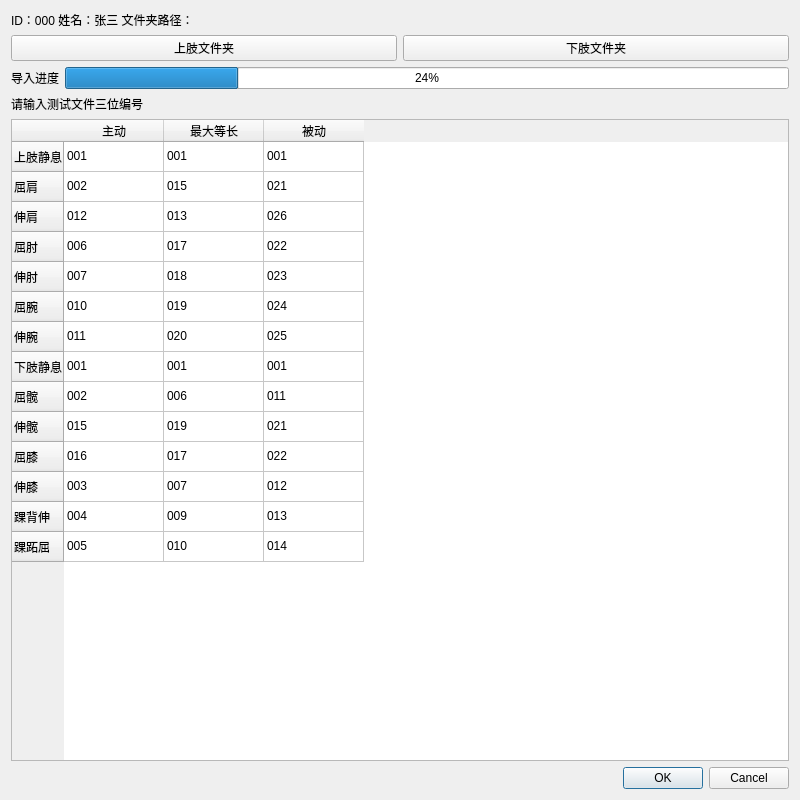
Before: the Qt Designer form code/ui_design/t_file_cfg.ui in wangzhengtao1993/MotorAbilityAnalysis, drawn with Qt 5.
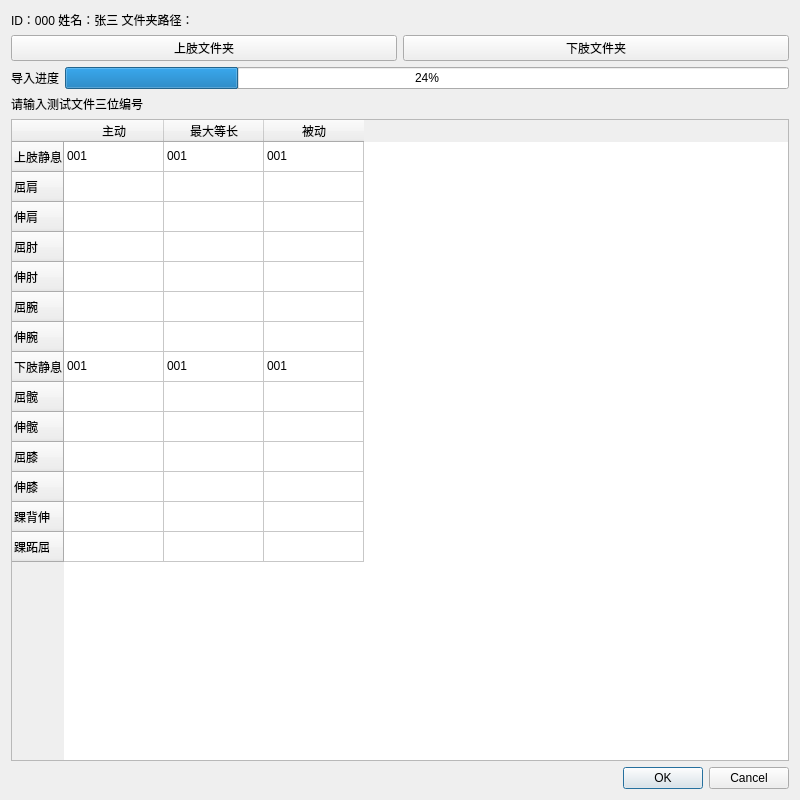
After: the same form once the commit is applied.

Commit message: 重命名并保存raw emg 至数据库

Patch:
```diff
--- a/code/ui_design/t_file_cfg.ui
+++ b/code/ui_design/t_file_cfg.ui
@@ -186,92 +186,92 @@
      </item>
      <item row="1" column="0">
       <property name="text">
-       <string>002</string>
+       <string/>
       </property>
      </item>
      <item row="1" column="1">
       <property name="text">
-       <string>015</string>
+       <string/>
       </property>
      </item>
      <item row="1" column="2">
       <property name="text">
-       <string>021</string>
+       <string/>
       </property>
      </item>
      <item row="2" column="0">
       <property name="text">
-       <string>012</string>
+       <string/>
       </property>
      </item>
      <item row="2" column="1">
       <property name="text">
-       <string>013</string>
+       <string/>
       </property>
      </item>
      <item row="2" column="2">
       <property name="text">
-       <string>026</string>
+       <string/>
       </property>
      </item>
      <item row="3" column="0">
       <property name="text">
-       <string>006</string>
+       <string/>
       </property>
      </item>
      <item row="3" column="1">
       <property name="text">
-       <string>017</string>
+       <string/>
       </property>
      </item>
      <item row="3" column="2">
       <property name="text">
-       <string>022</string>
+       <string/>
       </property>
      </item>
      <item row="4" column="0">
       <property name="text">
-       <string>007</string>
+       <string/>
       </property>
      </item>
      <item row="4" column="1">
       <property name="text">
-       <string>018</string>
+       <string/>
       </property>
      </item>
      <item row="4" column="2">
       <property name="text">
-       <string>023</string>
+       <string/>
       </property>
      </item>
      <item row="5" column="0">
       <property name="text">
-       <string>010</string>
+       <string/>
       </property>
      </item>
      <item row="5" column="1">
       <property name="text">
-       <string>019</string>
+       <string/>
       </property>
      </item>
      <item row="5" column="2">
       <property name="text">
-       <string>024</string>
+       <string/>
       </property>
      </item>
      <item row="6" column="0">
       <property name="text">
-       <string>011</string>
+       <string/>
       </property>
      </item>
      <item row="6" column="1">
       <property name="text">
-       <string>020</string>
+       <string/>
       </property>
      </item>
      <item row="6" column="2">
       <property name="text">
-       <string>025</string>
+       <string/>
       </property>
      </item>
      <item row="7" column="0">
@@ -291,92 +291,92 @@
      </item>
      <item row="8" column="0">
       <property name="text">
-       <string>002</string>
+       <string/>
       </property>
      </item>
      <item row="8" column="1">
       <property name="text">
-       <string>006</string>
+       <string/>
       </property>
      </item>
      <item row="8" column="2">
       <property name="text">
-       <string>011</string>
+       <string/>
       </property>
      </item>
      <item row="9" column="0">
       <property name="text">
-       <string>015</string>
+       <string/>
       </property>
      </item>
      <item row="9" column="1">
       <property name="text">
-       <string>019</string>
+       <string/>
       </property>
      </item>
      <item row="9" column="2">
       <property name="text">
-       <string>021</string>
+       <string/>
       </property>
      </item>
      <item row="10" column="0">
       <property name="text">
-       <string>016</string>
+       <string/>
       </property>
      </item>
      <item row="10" column="1">
       <property name="text">
-       <string>017</string>
+       <string/>
       </property>
      </item>
      <item row="10" column="2">
       <property name="text">
-       <string>022</string>
+       <string/>
       </property>
      </item>
      <item row="11" column="0">
       <property name="text">
-       <string>003</string>
+       <string/>
       </property>
      </item>
      <item row="11" column="1">
       <property name="text">
-       <string>007</string>
+       <string/>
       </property>
      </item>
      <item row="11" column="2">
       <property name="text">
-       <string>012</string>
+       <string/>
       </property>
      </item>
      <item row="12" column="0">
       <property name="text">
-       <string>004</string>
+       <string/>
       </property>
      </item>
      <item row="12" column="1">
       <property name="text">
-       <string>009</string>
+       <string/>
       </property>
      </item>
      <item row="12" column="2">
       <property name="text">
-       <string>013</string>
+       <string/>
       </property>
      </item>
      <item row="13" column="0">
       <property name="text">
-       <string>005</string>
+       <string/>
       </property>
      </item>
      <item row="13" column="1">
       <property name="text">
-       <string>010</string>
+       <string/>
       </property>
      </item>
      <item row="13" column="2">
       <property name="text">
-       <string>014</string>
+       <string/>
       </property>
      </item>
     </widget>
```
The commit also changes 2 other files.
